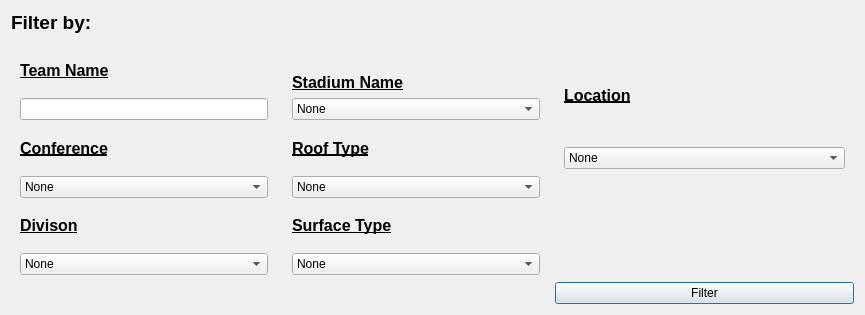
Above: NFL-Pamphlet/filterwindow.ui from jasperdoan/NFL-Pamphlet before the change. Below: the same form after it.
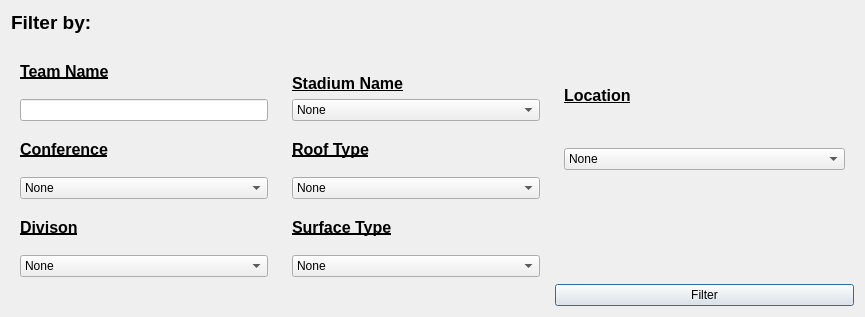
That is the form after the change.

The edit to the form file:
```diff
--- a/NFL-Pamphlet/filterwindow.ui
+++ b/NFL-Pamphlet/filterwindow.ui
@@ -7,7 +7,7 @@
     <x>0</x>
     <y>0</y>
     <width>865</width>
-    <height>315</height>
+    <height>317</height>
    </rect>
   </property>
   <property name="windowTitle">
@@ -182,7 +182,7 @@
                </widget>
               </item>
               <item row="3" column="0">
-               <widget class="QComboBox" name="stadiumBox">
+               <widget class="QComboBox" name="roofBox">
                 <item>
                  <property name="text">
                   <string>None</string>
@@ -191,7 +191,7 @@
                </widget>
               </item>
               <item row="1" column="0">
-               <widget class="QComboBox" name="comboBox_2">
+               <widget class="QComboBox" name="stadiumBox">
                 <item>
                  <property name="text">
                   <string>None</string>
```
Left out of the diff: 4 changed lines with no effect on the pictures.
